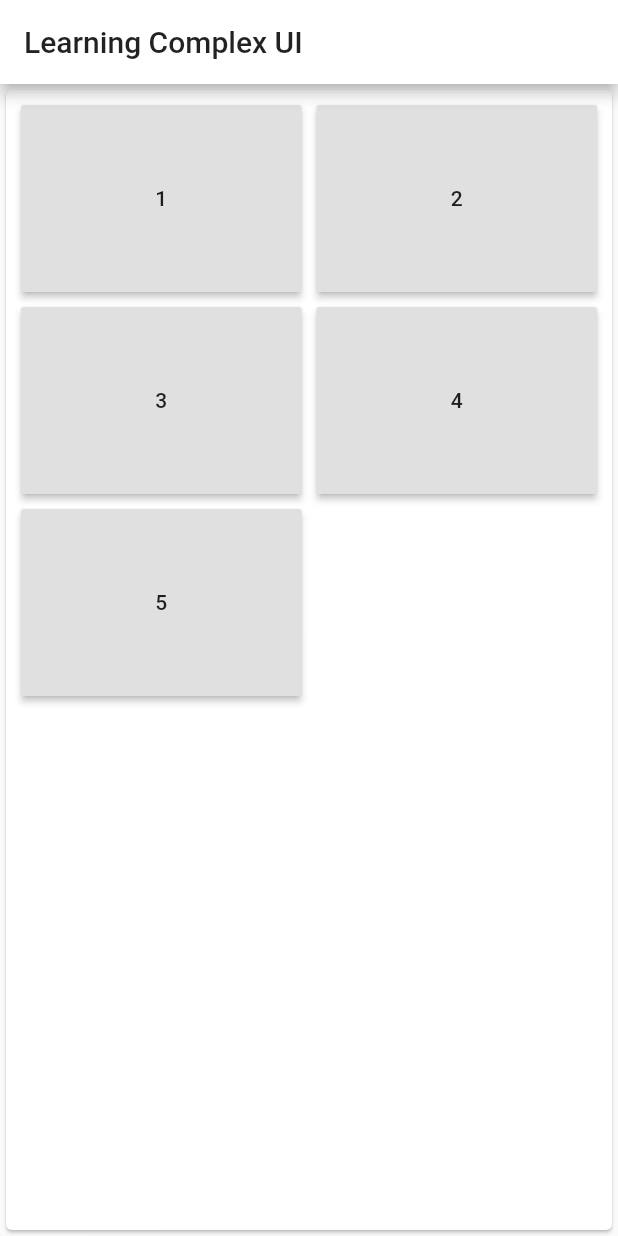
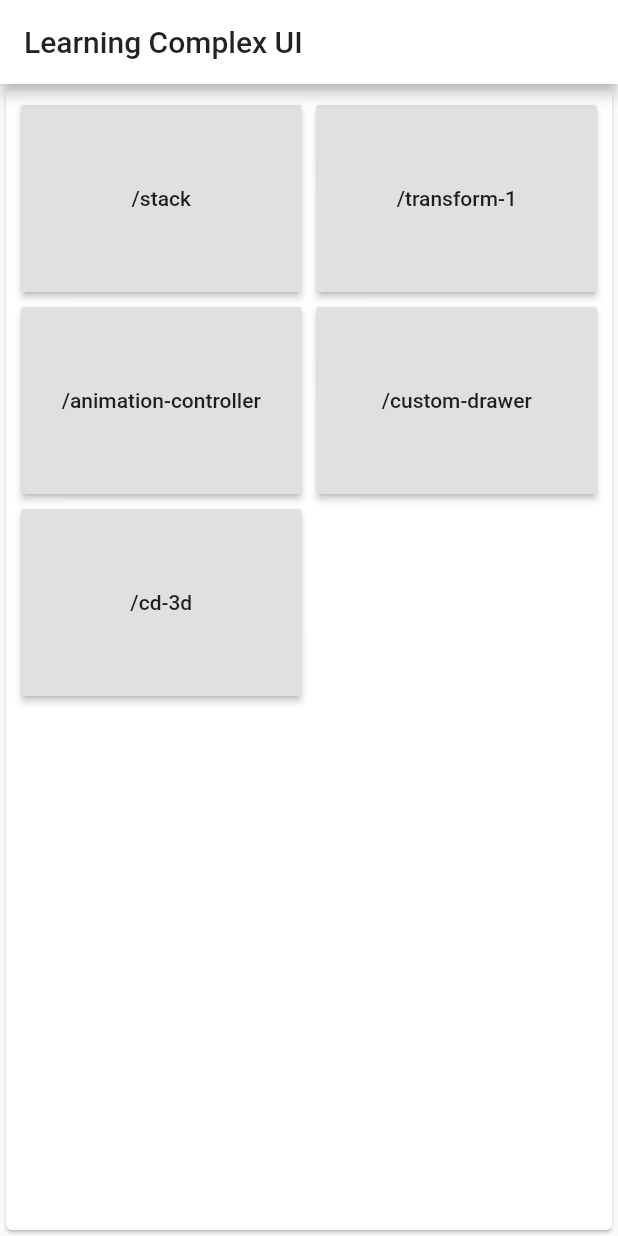
Before and after one commit to Reiko-Developer/stackui, a Flutter app: the screen it shows after launch, on a phone screen of 412 x 824 dp. Run offline on Flutter 3.47's test engine with Material 2 defaults, Android fonts, the phone set to English and light mode, and no system bars.

Commit message:
Bug-fixed when calling screens

```diff
--- a/lib/screens/custom_drawer_3d_screen.dart
+++ b/lib/screens/custom_drawer_3d_screen.dart
@@ -2,7 +2,7 @@ import 'package:flutter/material.dart';
 import 'dart:math' as math;
 
 class CustomDrawer3dScreen extends StatefulWidget {
-  static final routeName = '/custom-drawer';
+  static final routeName = '/cd-3d';
 
   @override
   CustomDrawer3dScreenState createState() => new CustomDrawer3dScreenState();
--- a/lib/screens/home_screen.dart
+++ b/lib/screens/home_screen.dart
@@ -27,7 +27,7 @@ class HomeScreen extends StatelessWidget {
           itemCount: screens.length,
           itemBuilder: (ctx, i) {
             return RaisedButton(
-              child: Text((i + 1).toString()),
+              child: Text(screens[i]),
               onPressed: () => Navigator.pushNamed(context, screens[i]),
             );
           },
```
